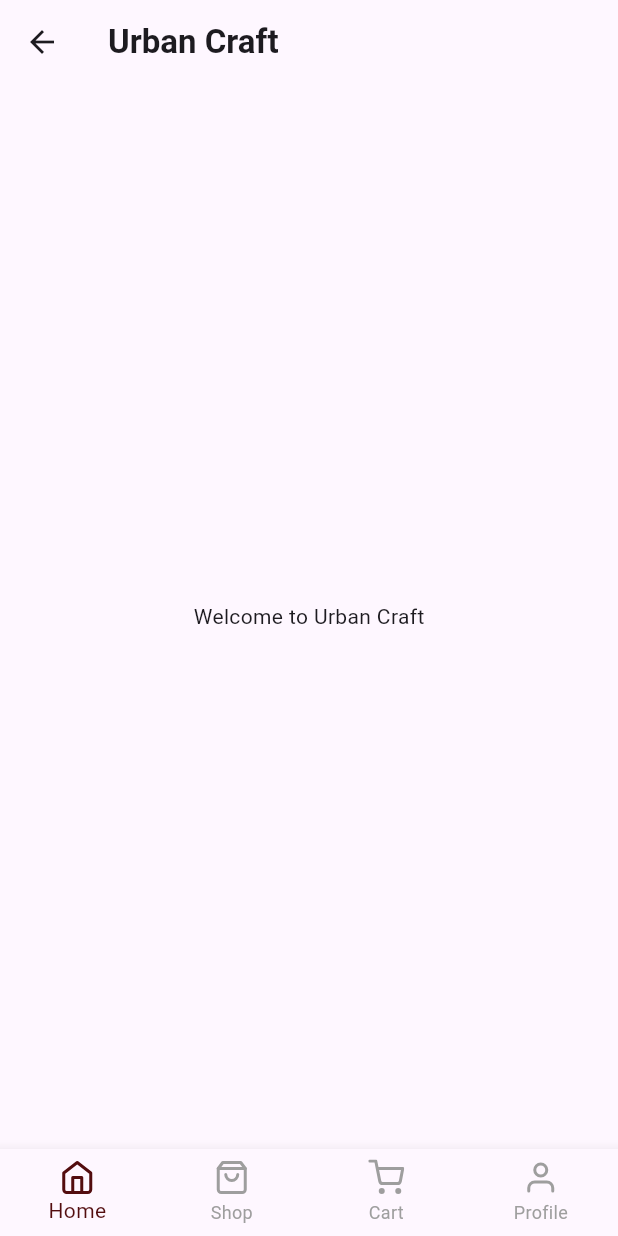
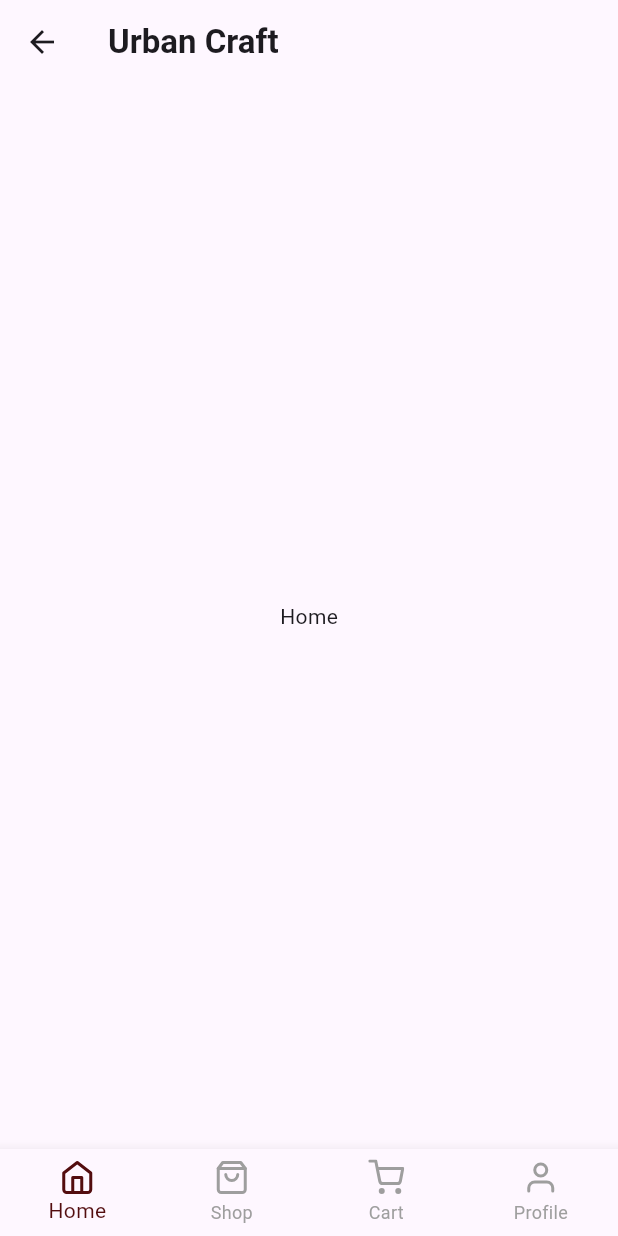
Before and after one commit to Supun-Herath/Urban-Craft-MAD, a Flutter app: the HomeScreen screen opened by its route, on a phone screen of 412 x 824 dp. Run offline on Flutter 3.47's test engine with Material 3 defaults, Android fonts, the light colour scheme and no system bars; our stand-ins replace flutter_svg.

Commit message:
Fix bugs

```diff
--- a/lib/screens/home_screen.dart
+++ b/lib/screens/home_screen.dart
@@ -33,6 +33,13 @@ class _HomeScreenState extends State<HomeScreen> {
     );
   }
 
+  final List<Widget> pages = [
+    Center(child: Text('Home')), // ✅ Use simple widgets or real screens
+    Center(child: Text('Shop')),
+    Center(child: Text('Cart')),
+    Center(child: Text('Profile')),
+  ];
+
   @override
   Widget build(BuildContext context) {
     return Scaffold(
@@ -42,7 +49,7 @@ class _HomeScreenState extends State<HomeScreen> {
           style: TextStyle(fontWeight: FontWeight.bold),
         ),
       ),
-      body: const Center(child: Text('Welcome to Urban Craft')),
+      body: pages[_selectedIndex],
       bottomNavigationBar: BottomNavigationBar(
         currentIndex: _selectedIndex,
         onTap: _onItemTapped,
```
